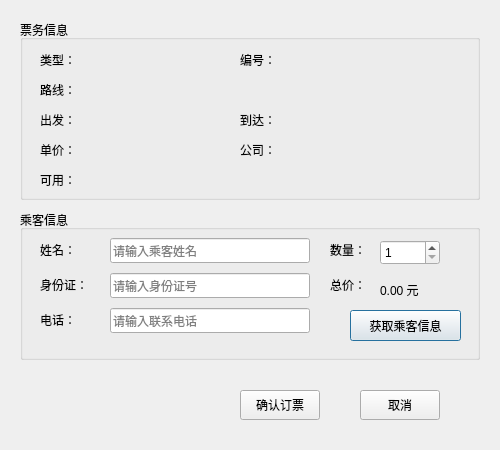
wuyh266/Flight_Management, file Flight/order_dialog.ui: the form before one commit.
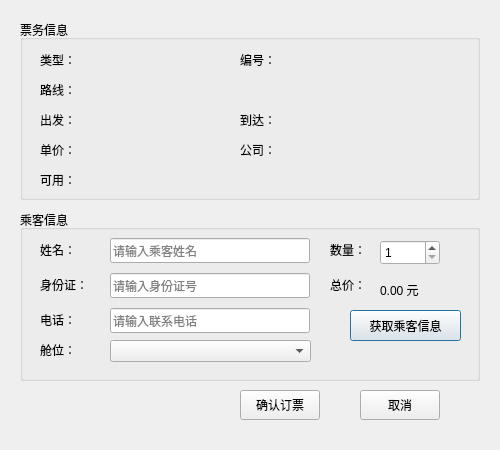
The form after the commit.

Commit message: 订票界面新增舱位下拉框，商务舱+200，票务相关信息新增显示舱位，order表新增CabinClass，表格改了列宽设计

```diff
--- a/Flight/order_dialog.ui
+++ b/Flight/order_dialog.ui
@@ -252,7 +252,7 @@
      <x>20</x>
      <y>210</y>
      <width>460</width>
-     <height>150</height>
+     <height>171</height>
     </rect>
    </property>
    <property name="styleSheet">
@@ -410,6 +410,29 @@
      <string>获取乘客信息</string>
     </property>
    </widget>
+   <widget class="QLabel" name="label_flighttype">
+    <property name="geometry">
+     <rect>
+      <x>20</x>
+      <y>130</y>
+      <width>60</width>
+      <height>20</height>
+     </rect>
+    </property>
+    <property name="text">
+     <string>舱位：</string>
+    </property>
+   </widget>
+   <widget class="QComboBox" name="comboBox_class">
+    <property name="geometry">
+     <rect>
+      <x>90</x>
+      <y>130</y>
+      <width>201</width>
+      <height>22</height>
+     </rect>
+    </property>
+   </widget>
   </widget>
   <widget class="QPushButton" name="btn_confirm">
    <property name="geometry">
```
The commit also changes 10 other files.
